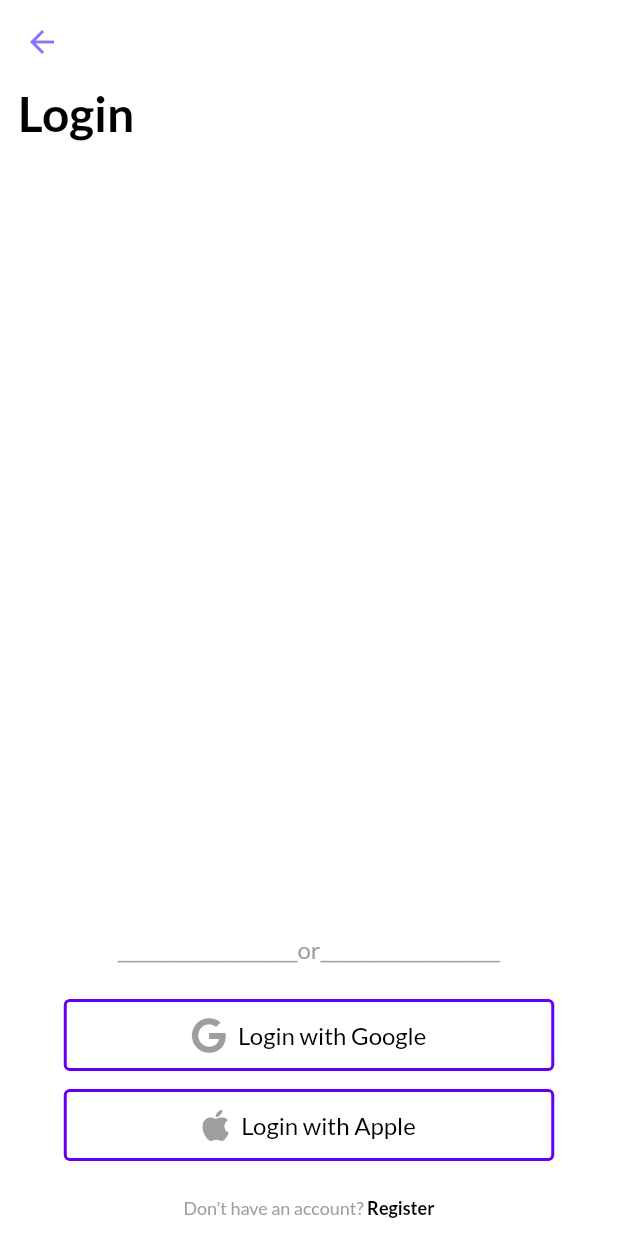
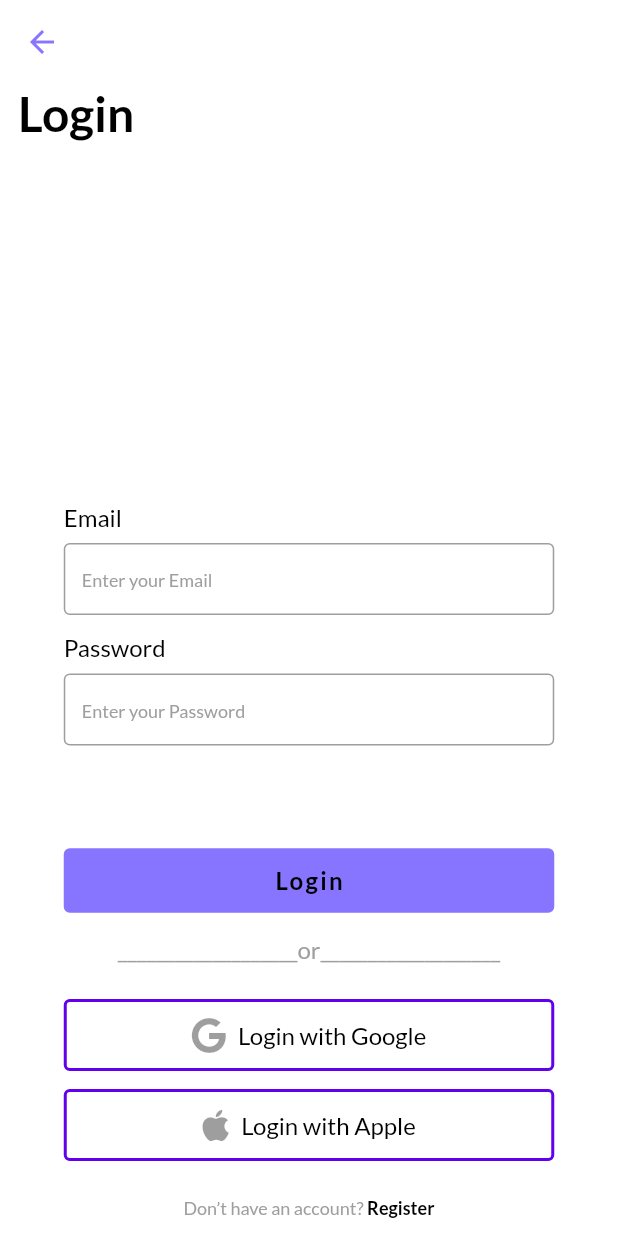
Before and after one commit to TMS1932k1/UpTodo, a Flutter app: the AuthScreen screen opened directly, on a phone screen of 412 x 824 dp. Run offline on Flutter 3.47's test engine with Material 2 defaults, Android fonts, the phone set to English and light mode, and no system bars; our stand-ins replace font_awesome_flutter, google_fonts.

Commit message:
Auth Screen - View, Logic, Animation change mode

```diff
--- a/lib/constants/dimen_constant.dart
+++ b/lib/constants/dimen_constant.dart
@@ -1,3 +1,5 @@
 const kPaddingSmall = 12.0;
 const kPaddingMedium = 24.0;
 const kPaddingLarge = 54.0;
+
+const kRadiusSmall = 8.0;
--- a/lib/screens/auth/auth_screem.dart
+++ b/lib/screens/auth/auth_screem.dart
@@ -1,6 +1,7 @@
 import 'package:flutter/material.dart';
 import 'package:todo_app/constants/dimen_constant.dart';
 import 'package:todo_app/widgets/auth/bottom_option.dart';
+import 'package:todo_app/widgets/auth/input_text_field.dart';
 
 class AuthScreen extends StatefulWidget {
   const AuthScreen({
@@ -14,13 +15,30 @@ class AuthScreen extends StatefulWidget {
   State<AuthScreen> createState() => _AuthScreenState();
 }
 
-class _AuthScreenState extends State<AuthScreen> {
+class _AuthScreenState extends State<AuthScreen> with TickerProviderStateMixin {
   late bool _isLogin;
+  final duration = const Duration(milliseconds: 300);
+
+  final GlobalKey<FormState> _formKey = GlobalKey();
+  final TextEditingController _passwordController = TextEditingController();
+
+  late AnimationController _animationController;
 
   @override
   void initState() {
     super.initState();
     _isLogin = widget.isLogin;
+    _animationController = AnimationController(
+      vsync: this,
+      duration: duration,
+    );
+  }
+
+  @override
+  void dispose() {
+    _animationController.dispose();
+    _passwordController.dispose();
+    super.dispose();
   }
 
   /// Change [_isLogin] mode
@@ -28,6 +46,57 @@ class _AuthScreenState extends State<AuthScreen> {
     setState(() {
       _isLogin = !_isLogin;
     });
+  }
+
+  void _submit() {
+    if (!_formKey.currentState!.validate()) return;
+  }
+
+  /// Check available [email]
+  /// If [email] != null and [email] is not empty and [email] is valid email
+  /// Will return null
+  /// Else return invalid message
+  String? _validatorEmail(String? email) {
+    if (email == null || email.isEmpty) {
+      return 'Please enter your email.';
+    }
+
+    final isValid = RegExp(
+      r"^[a-zA-Z0-9.a-zA-Z0-9.!#$%&'*+-/=?^_`{|}~]+@[a-zA-Z0-9]+\.[a-zA-Z]+",
+    ).hasMatch(email);
+
+    if (!isValid) {
+      return 'Email is invalid.';
+    }
+
+    return null;
+  }
+
+  /// Check available [password]
+  /// If [password] != null and [password] is not empty and [password] is valid password
+  /// Will return null
+  /// Else return invalid message
+  String? _validatorPassword(String? password) {
+    if (password == null || password!.isEmpty || password.length < 6) {
+      return 'Please enter your password.';
+    }
+    return null;
+  }
+
+  /// Check available [confirmPassword]
+  /// If [confirmPassword] != null and [confirmPassword] is not empty and [confirmPassword] is matched with password
+  /// Will return null
+  /// Else return invalid message
+  String? _validatorConfirmPassword(String? confirmPassword) {
+    if (confirmPassword == null || confirmPassword.isEmpty) {
+      return 'Please confirm your password.';
+    }
+
+    if (confirmPassword != _passwordController.text) {
+      return 'Not matched with password.';
+    }
+
+    return null;
   }
 
   @override
@@ -47,7 +116,74 @@ class _AuthScreenState extends State<AuthScreen> {
               _isLogin ? 'Login' : 'Register',
               style: Theme.of(context).textTheme.labelMedium,
             ),
-            Expanded(child: Container()),
+            const SizedBox(height: kPaddingSmall),
+            Expanded(
+              child: SizedBox(
+                width: double.infinity,
+                child: SingleChildScrollView(
+                  reverse: true,
+                  child: Column(
+                    mainAxisSize: MainAxisSize.max,
+                    mainAxisAlignment: MainAxisAlignment.center,
+                    children: [
+                      Form(
+                        key: _formKey,
+                        child: Column(
+                          children: [
+                            InputTextField(
+                              title: 'Email',
+                              hint: 'Enter your Email',
+                              validator: _validatorEmail,
+                              textInputType: TextInputType.emailAddress,
+                            ),
+                            const SizedBox(height: kPaddingSmall),
+                            InputTextField(
+                              title: 'Password',
+                              hint: 'Enter your Password',
+                              isObscure: true,
+                              validator: _validatorPassword,
+                              controller: _passwordController,
+                              textInputType: TextInputType.visiblePassword,
+                            ),
+                            const SizedBox(height: kPaddingSmall),
+                            AnimatedContainer(
+                              curve: Curves.easeIn,
+                              duration: duration,
+                              constraints: BoxConstraints(
+                                maxHeight: !_isLogin ? 100 : 0,
+                                minHeight: !_isLogin ? 100 : 0,
+                              ),
+                              child: SingleChildScrollView(
+                                child: InputTextField(
+                                  title: 'Confirm Password',
+                                  hint: 'Confirm your Password',
+                                  isObscure: true,
+                                  validator: _validatorConfirmPassword,
+                                  textInputType: TextInputType.visiblePassword,
+                                ),
+                              ),
+                            ),
+                          ],
+                        ),
+                      ),
+                      const SizedBox(height: kPaddingLarge),
+                      SizedBox(
+                        width: 327,
+                        child: ElevatedButton(
+                          onPressed: _submit,
+                          style: Theme.of(context).elevatedButtonTheme.style,
+                          child: Text(
+                            _isLogin ? 'Login' : 'Register',
+                            style: Theme.of(context).textTheme.labelSmall,
+                          ),
+                        ),
+                      ),
+                    ],
+                  ),
+                ),
+              ),
+            ),
+            const SizedBox(height: kPaddingSmall),
             BottomOption(
               isLogin: _isLogin,
               changeMode: _changeMode,
--- /dev/null
+++ b/lib/widgets/auth/input_text_field.dart
@@ -0,0 +1,61 @@
+import 'package:flutter/material.dart';
+import 'package:todo_app/constants/dimen_constant.dart';
+
+class InputTextField extends StatelessWidget {
+  const InputTextField({
+    super.key,
+    required this.title,
+    this.hint,
+    this.isObscure = false,
+    required this.validator,
+    this.controller,
+    this.textInputType,
+  });
+
+  final String title;
+  final String? hint;
+  final bool isObscure;
+  final String? Function(String?) validator;
+  final TextEditingController? controller;
+  final TextInputType? textInputType;
+
+  @override
+  Widget build(BuildContext context) {
+    return SizedBox(
+      width: 327,
+      child: Column(
+        crossAxisAlignment: CrossAxisAlignment.start,
+        children: [
+          Text(
+            title,
+            style: Theme.of(context).textTheme.bodyMedium,
+          ),
+          Container(
+            margin: const EdgeInsets.only(top: kRadiusSmall),
+            child: TextFormField(
+              controller: controller,
+              keyboardType: textInputType,
+              decoration: InputDecoration(
+                hintText: hint,
+                hintStyle: Theme.of(context)
+                    .textTheme
+                    .bodySmall!
+                    .copyWith(color: Colors.grey),
+                border: const OutlineInputBorder(),
+                errorStyle: Theme.of(context)
+                    .textTheme
+                    .bodySmall!
+                    .copyWith(color: Colors.red),
+                contentPadding: const EdgeInsets.symmetric(
+                  horizontal: kPaddingSmall,
+                ),
+              ),
+              validator: validator,
+              obscureText: isObscure,
+            ),
+          ),
+        ],
+      ),
+    );
+  }
+}
--- a/lib/widgets/intro/onboading_item.dart
+++ b/lib/widgets/intro/onboading_item.dart
@@ -1,5 +1,5 @@
 import 'package:flutter/material.dart';
-import 'package:todo_app/widgets/title_subtitle_text.dart';
+import 'package:todo_app/widgets/intro/title_subtitle_text.dart';
 
 class OnboadingItem extends StatelessWidget {
   const OnboadingItem({
```
